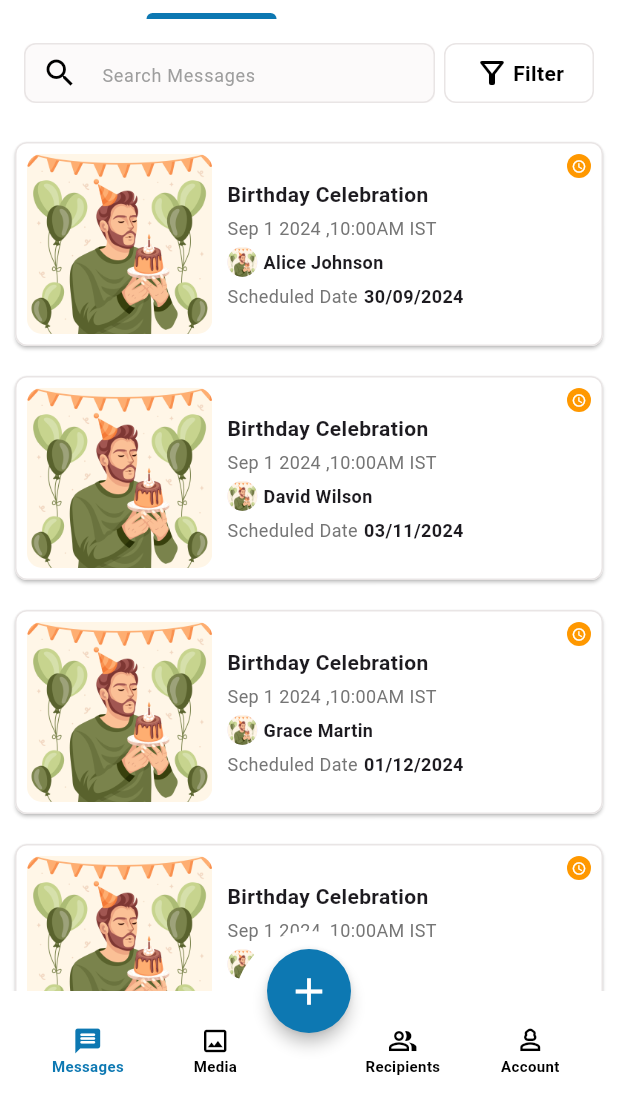
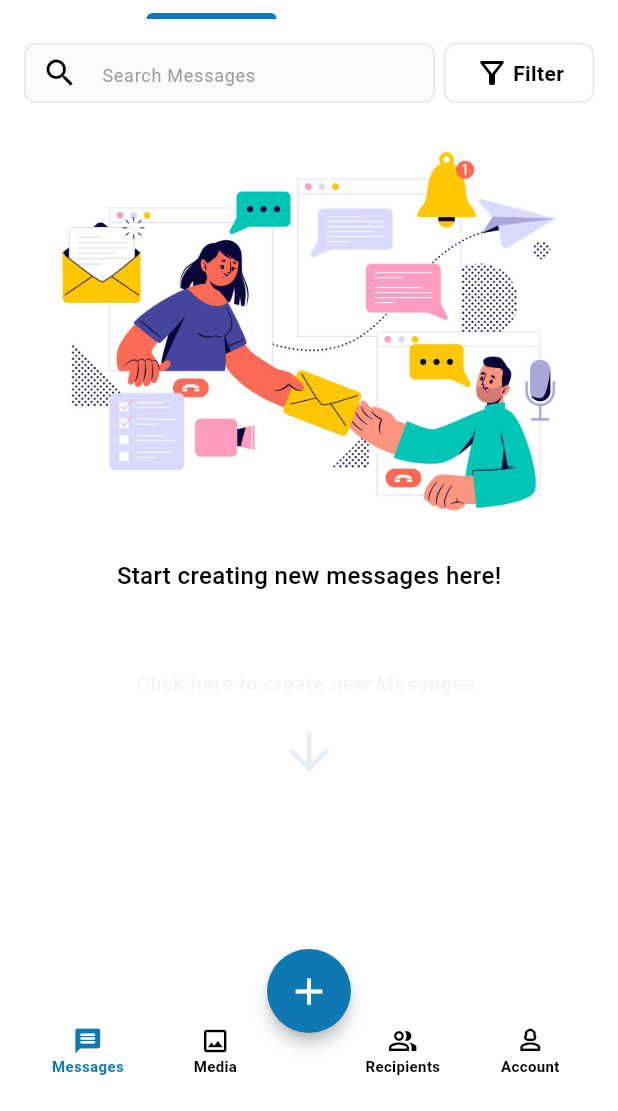
Before and after one commit to Ranjithkumar7200/gabriels_vault, a Flutter app: the screen it shows after launch, after a tap on "Scheduled", on a phone screen of 412 x 824 dp, the part 125-1236 px from its top. Run offline on Flutter 3.47's test engine with Material 3 defaults, Android fonts, the light colour scheme and no system bars.

Commit message:
added empty screen

```diff
--- a/lib/screens/homescreen/HomeScreen.dart
+++ b/lib/screens/homescreen/HomeScreen.dart
@@ -3,6 +3,7 @@
 import 'package:flutter/material.dart';
 import 'package:gabriels_vault/screens/constant/ColorsPalette.dart';
 import 'package:gabriels_vault/screens/homescreen/birthdayItems.dart';
+import 'package:gabriels_vault/widgets/EmptyMessage/MessageEmpty.dart';
 import 'package:gabriels_vault/widgets/birthdayList/BirthdayList.dart';
 import 'package:gabriels_vault/widgets/bottomnavbar/BottomNavbar.dart';
 
@@ -277,16 +278,7 @@ class _HomescreenState extends State<Homescreen>
                 children: features.map((feature) {
                   List<BirthdayItem> filteredItems = getFilteredItems(feature);
                   if (filteredItems.isEmpty) {
-                    return Center(
-                      child: Text(
-                        "No items available for $feature",
-                        style: TextStyle(
-                          fontSize: 18,
-                          color: Colors.grey,
-                          fontWeight: FontWeight.bold,
-                        ),
-                      ),
-                    );
+                    return MessageEmpty();
                   } else {
                     return ReusableBirthdayList(birthdays: filteredItems);
                   }
--- a/lib/screens/homescreen/birthdayItems.dart
+++ b/lib/screens/homescreen/birthdayItems.dart
@@ -6,70 +6,60 @@ List<BirthdayItem> birthdayItems = [
       name: "Alice Johnson",
       imagePath: "assets/images/bdman.jpg",
       scheduledDate: DateTime(2024, 9, 30),
-    status: BirthdayStatus.scheduled,
-    createAt:"Sep 1 2024 ,10:00AM IST"
-  ),
+      status: BirthdayStatus.delivered,
+      createAt: "Sep 1 2024 ,10:00AM IST"),
   BirthdayItem(
       name: "Bob Smith",
       imagePath: "assets/images/bdman.jpg",
       scheduledDate: DateTime(2024, 10, 5),
       status: BirthdayStatus.delivered,
-    createAt:"Sep 1 2024 ,10:00AM IST"
-  ),
+      createAt: "Sep 1 2024 ,10:00AM IST"),
   BirthdayItem(
       name: "Charlie Brown",
       imagePath: "assets/images/bdman.jpg",
       scheduledDate: DateTime(2024, 10, 12),
       status: BirthdayStatus.draft,
-    createAt:"Sep 1 2024 ,10:00AM IST"
-  ),
+      createAt: "Sep 1 2024 ,10:00AM IST"),
   BirthdayItem(
       name: "David Wilson",
       imagePath: "assets/images/bdman.jpg",
       scheduledDate: DateTime(2024, 11, 3),
-    status: BirthdayStatus.scheduled,
-    createAt:"Sep 1 2024 ,10:00AM IST"
-  ),
+      status: BirthdayStatus.delivered,
+      createAt: "Sep 1 2024 ,10:00AM IST"),
   BirthdayItem(
       name: "Evelyn Adams",
       imagePath: "assets/images/bdman.jpg",
       scheduledDate: DateTime(2024, 11, 9),
       status: BirthdayStatus.delivered,
-    createAt:"Sep 1 2024 ,10:00AM IST"
-  ),
+      createAt: "Sep 1 2024 ,10:00AM IST"),
   BirthdayItem(
       name: "Frank Harris",
       imagePath: "assets/images/bdman.jpg",
       scheduledDate: DateTime(2024, 11, 15),
       status: BirthdayStatus.draft,
-    createAt:"Sep 1 2024 ,10:00AM IST"
-  ),
+      createAt: "Sep 1 2024 ,10:00AM IST"),
   BirthdayItem(
       name: "Grace Martin",
       imagePath: "assets/images/bdman.jpg",
       scheduledDate: DateTime(2024, 12, 1),
-    status: BirthdayStatus.scheduled,
-    createAt:"Sep 1 2024 ,10:00AM IST"
-  ),
+      status: BirthdayStatus.draft,
+      createAt: "Sep 1 2024 ,10:00AM IST"),
   BirthdayItem(
       name: "Hannah Clark",
       imagePath: "assets/images/bdman.jpg",
       scheduledDate: DateTime(2024, 12, 8),
       status: BirthdayStatus.delivered,
-    createAt:"Sep 1 2024 ,10:00AM IST"
-  ),
+      createAt: "Sep 1 2024 ,10:00AM IST"),
   BirthdayItem(
       name: "Ian King",
       imagePath: "assets/images/bdman.jpg",
       scheduledDate: DateTime(2024, 12, 15),
       status: BirthdayStatus.draft,
-    createAt:"Sep 1 2024 ,10:00AM IST"
-  ),
+      createAt: "Sep 1 2024 ,10:00AM IST"),
   BirthdayItem(
       name: "Jack Lee",
       imagePath: "assets/images/bdman.jpg",
       scheduledDate: DateTime(2025, 1, 2),
-    status: BirthdayStatus.scheduled,
-    createAt:"Sep 1 2024 ,10:00AM IST"
-  ),
+      status: BirthdayStatus.draft,
+      createAt: "Sep 1 2024 ,10:00AM IST"),
 ];
--- /dev/null
+++ b/lib/widgets/EmptyMessage/MessageEmpty.dart
@@ -0,0 +1,84 @@
+// ignore_for_file: sized_box_for_whitespace, library_private_types_in_public_api
+
+import 'package:flutter/material.dart';
+import 'package:gabriels_vault/screens/constant/ColorsPalette.dart';
+
+class MessageEmpty extends StatefulWidget {
+  const MessageEmpty({super.key});
+
+  @override
+  _MessageEmptyState createState() => _MessageEmptyState();
+}
+
+class _MessageEmptyState extends State<MessageEmpty>
+    with SingleTickerProviderStateMixin {
+  late AnimationController _controller;
+  late Animation<double> _opacity;
+
+  @override
+  void initState() {
+    super.initState();
+    _controller = AnimationController(
+      duration: const Duration(seconds: 1),
+      vsync: this,
+    )..repeat(reverse: true);
+    _opacity = Tween<double>(begin: 1.0, end: 0.0).animate(_controller);
+  }
+
+  @override
+  void dispose() {
+    _controller.dispose();
+    super.dispose();
+  }
+
+  @override
+  Widget build(BuildContext context) {
+    return SingleChildScrollView(
+      child: Center(
+        child: Column(
+          mainAxisSize: MainAxisSize.min,
+          children: [
+            Container(
+              width: MediaQuery.of(context).size.width,
+              height: MediaQuery.of(context).size.width * 0.66,
+              child: Image.asset(
+                'assets/images/empty.jpg',
+                fit: BoxFit.cover,
+              ),
+            ),
+            const SizedBox(height: 16),
+            const Text(
+              'Start creating new messages here!',
+              style: TextStyle(
+                fontSize: 16,
+                fontWeight: FontWeight.w500,
+                color: Colors.black,
+              ),
+            ),
+            const SizedBox(height: 50),
+            FadeTransition(
+              opacity: _opacity,
+              child: const Text(
+                'Click here to create new Messages.',
+                style: TextStyle(
+                  fontSize: 14,
+                  fontWeight: FontWeight.w500,
+                  color: Colors.grey,
+                ),
+              ),
+            ),
+            const SizedBox(height: 16),
+            FadeTransition(
+              opacity: _opacity,
+              child: const Icon(
+                Icons.arrow_downward,
+                size: 40,
+                color: ColorsPalette.primary,
+              ),
+            ),
+          ],
+        ),
+      ),
+    );
+  }
+}
--- a/pubspec.yaml
+++ b/pubspec.yaml
@@ -2,7 +2,7 @@ name: gabriels_vault
 description: "A new Flutter project."
 # The following line prevents the package from being accidentally published to
 # pub.dev using `flutter pub publish`. This is preferred for private packages.
-publish_to: 'none' # Remove this line if you wish to publish to pub.dev
+publish_to: "none" # Remove this line if you wish to publish to pub.dev
 
 # The following defines the version and build number for your application.
 # A version number is three numbers separated by dots, like 1.2.43
@@ -31,7 +31,6 @@ dependencies:
   flutter:
     sdk: flutter
 
-
   # The following adds the Cupertino Icons font to your application.
   # Use with the CupertinoIcons class for iOS style icons.
   cupertino_icons: ^1.0.8
@@ -53,7 +52,6 @@ dev_dependencies:
 
 # The following section is specific to Flutter packages.
 flutter:
-
   # The following line ensures that the Material Icons font is
   # included with your application, so that you can use the icons in
   # the material Icons class.
@@ -62,7 +60,7 @@ flutter:
   # To add assets to your application, add an assets section, like this:
   assets:
     - assets/images/bdman.jpg
-
+    - assets/images/empty.jpg
 
   # An image asset can refer to one or more resolution-specific "variants", see
   # https://flutter.dev/to/resolution-aware-images
```
Also changed, not shown: assets/images/empty.jpg (added). Lines whose indentation alone changed are shown as unchanged.
